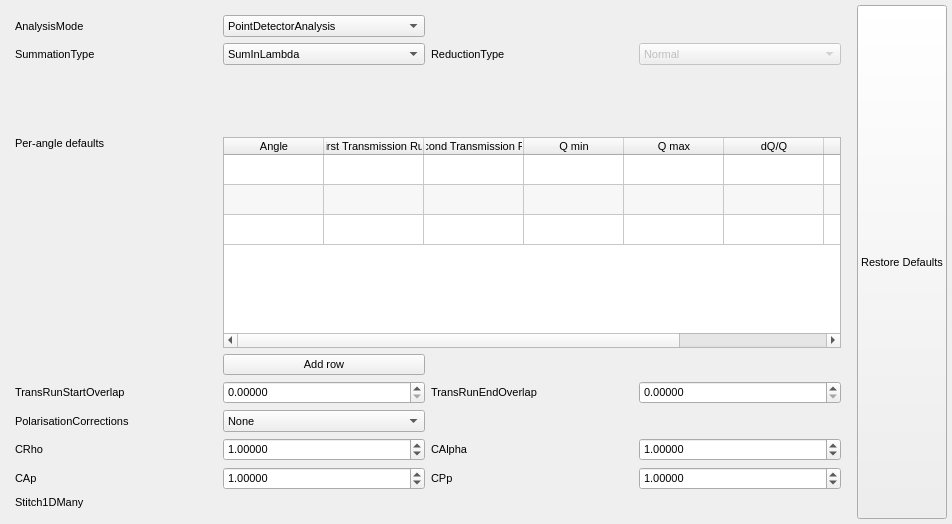
This is qt/scientific_interfaces/ISISReflectometry/GUI/Experiment/ExperimentWidget.ui in mantidproject/mantid as Qt 5 draws it before an edit. The edited form follows.
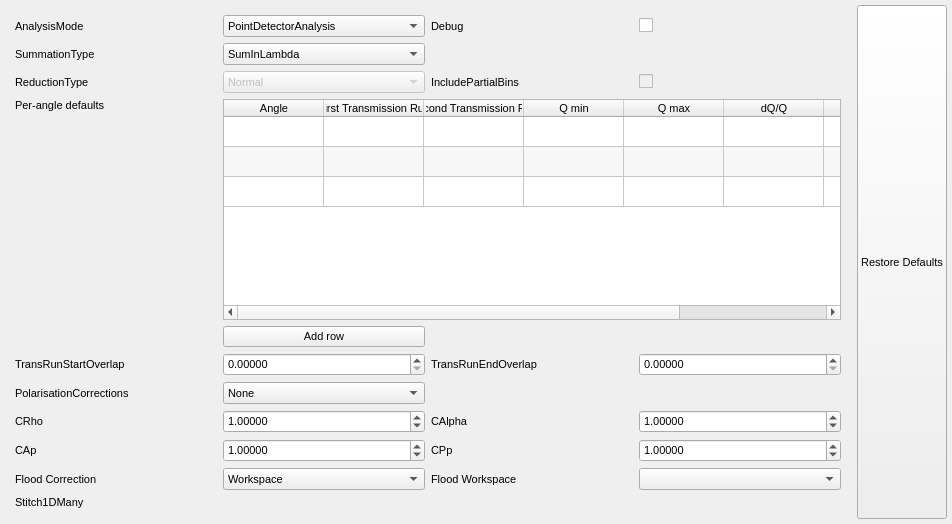
This is the edited form. Custom widgets are drawn as their Qt base class.

Commit message:
Add recent gui changes to restructured tabs
Manually re-add recent gui additions from master that were not merged because of the file restructuring:
- flood correction inputs
- debug check box
- include-partial-bins check box

Re #23043

The edit to the form file:
```diff
--- a/qt/scientific_interfaces/ISISReflectometry/GUI/Experiment/ExperimentWidget.ui
+++ b/qt/scientific_interfaces/ISISReflectometry/GUI/Experiment/ExperimentWidget.ui
@@ -40,7 +40,7 @@
     <number>5</number>
    </property>
    <item>
-    <layout class="QGridLayout" name="expSettingsGrid" rowstretch="1,1,1,1,1,1,1,1,0,0,0,0" columnstretch="1,1,1,1">
+    <layout class="QGridLayout" name="expSettingsGrid" rowstretch="1,1,1,1,1,1,1,1,0,0,0,0,0" columnstretch="1,1,1,1">
      <property name="leftMargin">
       <number>10</number>
      </property>
@@ -53,6 +53,62 @@
      <property name="bottomMargin">
       <number>10</number>
      </property>
+     <item row="1" column="0">
+      <widget class="QLabel" name="summationTypeLabel">
+       <property name="minimumSize">
+        <size>
+         <width>117</width>
+         <height>0</height>
+        </size>
+       </property>
+       <property name="text">
+        <string>SummationType</string>
+       </property>
+      </widget>
+     </item>
+     <item row="9" column="1">
+      <widget class="QDoubleSpinBox" name="CRhoEdit">
+       <property name="decimals">
+        <number>5</number>
+       </property>
+       <property name="maximum">
+        <double>100000.000000000000000</double>
+       </property>
+       <property name="value">
+        <double>1.000000000000000</double>
+       </property>
+      </widget>
+     </item>
+     <item row="7" column="0">
+      <widget class="QLabel" name="startOverlapLabel">
+       <property name="text">
+        <string>TransRunStartOverlap</string>
+       </property>
+      </widget>
+     </item>
+     <item row="9" column="3">
+      <widget class="QDoubleSpinBox" name="CAlphaEdit">
+       <property name="decimals">
+        <number>5</number>
+       </property>
+       <property name="maximum">
+        <double>100000.000000000000000</double>
+       </property>
+       <property name="value">
+        <double>1.000000000000000</double>
+       </property>
+      </widget>
+     </item>
+     <item row="7" column="1">
+      <widget class="QDoubleSpinBox" name="startOverlapEdit">
+       <property name="decimals">
+        <number>5</number>
+       </property>
+       <property name="maximum">
+        <double>100000.000000000000000</double>
+       </property>
+      </widget>
+     </item>
      <item row="8" column="0">
       <widget class="QLabel" name="polCorrLabel">
        <property name="minimumSize">
@@ -66,13 +122,97 @@
        </property>
       </widget>
      </item>
-     <item row="3" column="0">
-      <widget class="QLabel" name="perAngleTableLabel">
+     <item row="0" column="2">
+      <widget class="QLabel" name="debugLabel">
        <property name="text">
-        <string>Per-angle defaults</string>
+        <string>Debug</string>
        </property>
-       <property name="alignment">
-        <set>Qt::AlignLeading|Qt::AlignLeft|Qt::AlignTop</set>
+      </widget>
+     </item>
+     <item row="10" column="3">
+      <widget class="QDoubleSpinBox" name="CPpEdit">
+       <property name="decimals">
+        <number>5</number>
+       </property>
+       <property name="maximum">
+        <double>100000.000000000000000</double>
+       </property>
+       <property name="value">
+        <double>1.000000000000000</double>
+       </property>
+      </widget>
+     </item>
+     <item row="0" column="3">
+      <widget class="QCheckBox" name="debugCheckBox">
+       <property name="text">
+        <string/>
+       </property>
+      </widget>
+     </item>
+     <item row="7" column="2">
+      <widget class="QLabel" name="endOverlapLabel">
+       <property name="minimumSize">
+        <size>
+         <width>117</width>
+         <height>0</height>
+        </size>
+       </property>
+       <property name="text">
+        <string>TransRunEndOverlap</string>
+       </property>
+      </widget>
+     </item>
+     <item row="9" column="0">
+      <widget class="QLabel" name="CRhoLabel">
+       <property name="text">
+        <string>CRho</string>
+       </property>
+      </widget>
+     </item>
+     <item row="1" column="1">
+      <widget class="QComboBox" name="summationTypeComboBox">
+       <property name="sizePolicy">
+        <sizepolicy hsizetype="Expanding" vsizetype="Fixed">
+         <horstretch>0</horstretch>
+         <verstretch>0</verstretch>
+        </sizepolicy>
+       </property>
+       <item>
+        <property name="text">
+         <string>SumInLambda</string>
+        </property>
+       </item>
+       <item>
+        <property name="text">
+         <string>SumInQ</string>
+        </property>
+       </item>
+      </widget>
+     </item>
+     <item row="0" column="0">
+      <widget class="QLabel" name="analysisModeLabel">
+       <property name="text">
+        <string>AnalysisMode</string>
+       </property>
+      </widget>
+     </item>
+     <item row="6" column="1">
+      <widget class="QPushButton" name="addPerAngleOptionsButton">
+       <property name="toolTip">
+        <string>Add another row to the per-angle options table</string>
+       </property>
+       <property name="whatsThis">
+        <string>Adds another row to the per-angle options table so that additional angles can be added</string>
+       </property>
+       <property name="text">
+        <string>Add row</string>
+       </property>
+      </widget>
+     </item>
+     <item row="7" column="3">
+      <widget class="QDoubleSpinBox" name="endOverlapEdit">
+       <property name="decimals">
+        <number>5</number>
        </property>
       </widget>
      </item>
@@ -180,16 +320,33 @@
        </column>
       </widget>
      </item>
-     <item row="7" column="2">
-      <widget class="QLabel" name="endOverlapLabel">
-       <property name="minimumSize">
-        <size>
-         <width>117</width>
-         <height>0</height>
-        </size>
+     <item row="0" column="1">
+      <widget class="QComboBox" name="analysisModeComboBox">
+       <property name="sizePolicy">
+        <sizepolicy hsizetype="MinimumExpanding" vsizetype="Fixed">
+         <horstretch>0</horstretch>
+         <verstretch>0</verstretch>
+        </sizepolicy>
        </property>
+       <item>
+        <property name="text">
+         <string>PointDetectorAnalysis</string>
+        </property>
+       </item>
+       <item>
+        <property name="text">
+         <string>MultiDetectorAnalysis</string>
+        </property>
+       </item>
+      </widget>
+     </item>
+     <item row="3" column="0">
+      <widget class="QLabel" name="perAngleTableLabel">
        <property name="text">
-        <string>TransRunEndOverlap</string>
+        <string>Per-angle defaults</string>
+       </property>
+       <property name="alignment">
+        <set>Qt::AlignLeading|Qt::AlignLeft|Qt::AlignTop</set>
        </property>
       </widget>
      </item>
@@ -200,46 +357,43 @@
        </property>
       </widget>
      </item>
-     <item row="1" column="1">
-      <widget class="QComboBox" name="summationTypeComboBox">
-       <property name="sizePolicy">
-        <sizepolicy hsizetype="Expanding" vsizetype="Fixed">
-         <horstretch>0</horstretch>
-         <verstretch>0</verstretch>
-        </sizepolicy>
+     <item row="10" column="1">
+      <widget class="QDoubleSpinBox" name="CApEdit">
+       <property name="decimals">
+        <number>5</number>
        </property>
-       <item>
-        <property name="text">
-         <string>SumInLambda</string>
-        </property>
-       </item>
-       <item>
-        <property name="text">
-         <string>SumInQ</string>
-        </property>
-       </item>
-      </widget>
-     </item>
-     <item row="1" column="0">
-      <widget class="QLabel" name="summationTypeLabel">
-       <property name="minimumSize">
-        <size>
-         <width>117</width>
-         <height>0</height>
-        </size>
+       <property name="maximum">
+        <double>100000.000000000000000</double>
        </property>
-       <property name="text">
-        <string>SummationType</string>
+       <property name="value">
+        <double>1.000000000000000</double>
        </property>
       </widget>
      </item>
-     <item row="11" column="0">
+     <item row="12" column="0">
       <widget class="QLabel" name="stitchLabel">
        <property name="text">
         <string>Stitch1DMany</string>
        </property>
       </widget>
      </item>
+     <item row="2" column="2">
+      <widget class="QLabel" name="includePartialBinsLabel">
+       <property name="text">
+        <string>IncludePartialBins</string>
+       </property>
+      </widget>
+     </item>
+     <item row="2" column="3">
+      <widget class="QCheckBox" name="includePartialBinsCheckBox">
+       <property name="enabled">
+        <bool>false</bool>
+       </property>
+       <property name="text">
+        <string/>
+       </property>
+      </widget>
+     </item>
      <item row="9" column="2">
       <widget class="QLabel" name="CAlphaLabel">
        <property name="minimumSize">
@@ -253,19 +407,6 @@
        </property>
       </widget>
      </item>
-     <item row="1" column="2">
-      <widget class="QLabel" name="reductionTypeLabel">
-       <property name="minimumSize">
-        <size>
-         <width>117</width>
-         <height>0</height>
-        </size>
-       </property>
-       <property name="text">
-        <string>ReductionType</string>
-       </property>
-      </widget>
-     </item>
      <item row="8" column="1">
       <widget class="QComboBox" name="polCorrComboBox">
        <property name="sizePolicy">
@@ -296,13 +437,6 @@
        </item>
       </widget>
      </item>
-     <item row="7" column="0">
-      <widget class="QLabel" name="startOverlapLabel">
-       <property name="text">
-        <string>TransRunStartOverlap</string>
-       </property>
-      </widget>
-     </item>
      <item row="10" column="2">
       <widget class="QLabel" name="CPpLabel">
        <property name="minimumSize">
@@ -316,14 +450,51 @@
        </property>
       </widget>
      </item>
-     <item row="9" column="0">
-      <widget class="QLabel" name="CRhoLabel">
+     <item row="11" column="3">
+      <widget class="MantidQt::MantidWidgets::WorkspaceSelector" name="floodWorkspaceWsSelector" native="true"/>
+     </item>
+     <item row="11" column="2">
+      <widget class="QLabel" name="floodWorkspaceWsSelectorLabel">
        <property name="text">
-        <string>CRho</string>
+        <string>Flood Workspace</string>
        </property>
       </widget>
      </item>
-     <item row="1" column="3">
+     <item row="11" column="0">
+      <widget class="QLabel" name="floodCorLabel">
+       <property name="text">
+        <string>Flood Correction</string>
+       </property>
+      </widget>
+     </item>
+     <item row="11" column="1">
+      <widget class="QComboBox" name="floodCorComboBox">
+       <item>
+        <property name="text">
+         <string>Workspace</string>
+        </property>
+       </item>
+       <item>
+        <property name="text">
+         <string>ParameterFile</string>
+        </property>
+       </item>
+      </widget>
+     </item>
+     <item row="2" column="0">
+      <widget class="QLabel" name="reductionTypeLabel">
+       <property name="minimumSize">
+        <size>
+         <width>117</width>
+         <height>0</height>
+        </size>
+       </property>
+       <property name="text">
+        <string>ReductionType</string>
+       </property>
+      </widget>
+     </item>
+     <item row="2" column="1">
       <widget class="QComboBox" name="reductionTypeComboBox">
        <property name="enabled">
         <bool>false</bool>
@@ -351,115 +522,6 @@
        </item>
       </widget>
      </item>
-     <item row="6" column="1">
-      <widget class="QPushButton" name="addPerAngleOptionsButton">
-       <property name="toolTip">
-        <string>Add another row to the per-angle options table</string>
-       </property>
-       <property name="whatsThis">
-        <string>Adds another row to the per-angle options table so that additional angles can be added</string>
-       </property>
-       <property name="text">
-        <string>Add row</string>
-       </property>
-      </widget>
-     </item>
-     <item row="0" column="1">
-      <widget class="QComboBox" name="analysisModeComboBox">
-       <property name="sizePolicy">
-        <sizepolicy hsizetype="MinimumExpanding" vsizetype="Fixed">
-         <horstretch>0</horstretch>
-         <verstretch>0</verstretch>
-        </sizepolicy>
-       </property>
-       <item>
-        <property name="text">
-         <string>PointDetectorAnalysis</string>
-        </property>
-       </item>
-       <item>
-        <property name="text">
-         <string>MultiDetectorAnalysis</string>
-        </property>
-       </item>
-      </widget>
-     </item>
-     <item row="0" column="0">
-      <widget class="QLabel" name="analysisModeLabel">
-       <property name="text">
-        <string>AnalysisMode</string>
-       </property>
-      </widget>
-     </item>
-     <item row="7" column="1">
-      <widget class="QDoubleSpinBox" name="startOverlapEdit">
-       <property name="decimals">
-        <number>5</number>
-       </property>
-       <property name="maximum">
-        <double>100000.000000000000000</double>
-       </property>
-      </widget>
-     </item>
-     <item row="7" column="3">
-      <widget class="QDoubleSpinBox" name="endOverlapEdit">
-       <property name="decimals">
-        <number>5</number>
-       </property>
-      </widget>
-     </item>
-     <item row="9" column="1">
-      <widget class="QDoubleSpinBox" name="CRhoEdit">
-       <property name="decimals">
-        <number>5</number>
-       </property>
-       <property name="maximum">
-        <double>100000.000000000000000</double>
-       </property>
-       <property name="value">
-        <double>1.000000000000000</double>
-       </property>
-      </widget>
-     </item>
-     <item row="9" column="3">
-      <widget class="QDoubleSpinBox" name="CAlphaEdit">
-       <property name="decimals">
-        <number>5</number>
-       </property>
-       <property name="maximum">
-        <double>100000.000000000000000</double>
-       </property>
-       <property name="value">
-        <double>1.000000000000000</double>
-       </property>
-      </widget>
-     </item>
-     <item row="10" column="1">
-      <widget class="QDoubleSpinBox" name="CApEdit">
-       <property name="decimals">
-        <number>5</number>
-       </property>
-       <property name="maximum">
-        <double>100000.000000000000000</double>
-       </property>
-       <property name="value">
-        <double>1.000000000000000</double>
-       </property>
-      </widget>
-     </item>
-     <item row="10" column="3">
-      <widget class="QDoubleSpinBox" name="CPpEdit">
-       <property name="decimals">
-        <number>5</number>
-       </property>
-       <property name="maximum">
-        <double>100000.000000000000000</double>
-       </property>
-       <property name="value">
-        <double>1.000000000000000</double>
-       </property>
-      </widget>
-     </item>
     </layout>
    </item>
    <item>
@@ -490,6 +552,13 @@
    </item>
   </layout>
  </widget>
+ <customwidgets>
+  <customwidget>
+   <class>MantidQt::MantidWidgets::WorkspaceSelector</class>
+   <extends>QComboBox</extends>
+   <header>MantidQtWidgets/Common/WorkspaceSelector.h</header>
+  </customwidget>
+ </customwidgets>
  <resources/>
  <connections/>
 </ui>
```
The commit also changes 6 other files.
